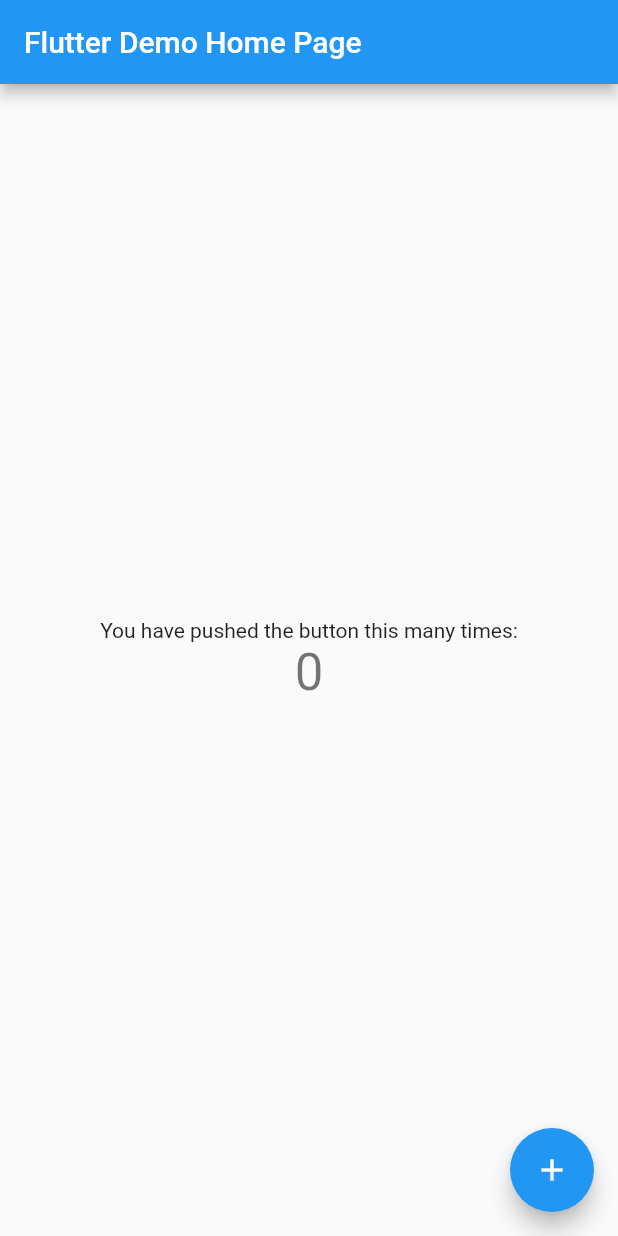
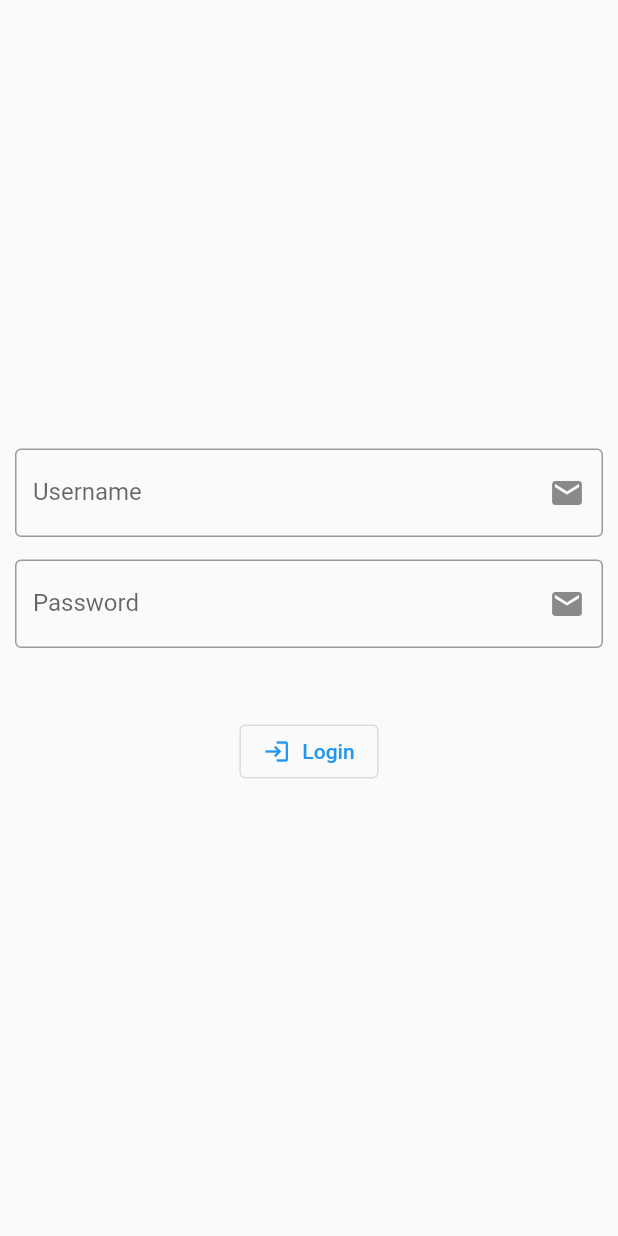
Before and after one commit to HR-2019/EasyStoryMobileApp, a Flutter app: the screen it shows after launch, on a phone screen of 412 x 824 dp. Run offline on Flutter 3.47's test engine with Material 2 defaults, Android fonts, the phone set to English and light mode, and no system bars.

Commit message:
Add Login and PostList

```diff
--- /dev/null
+++ b/lib/config.dart
@@ -0,0 +1,2 @@
+String apiURL = "http://192.168.1.24:8080";
+String token = "eyJhbGciOiJIUzUxMiJ9.eyJzdWIiOiJhZG1pbiIsImV4cCI6MTYzNTU2NzMzMywiaWF0IjoxNjM1NTY1NTMzfQ.R9F9tbumy1rCwRWHq_iZfMb1Vgw8IVxO-LKXVNSZLoRR7xcWQ-uqDVcik0lwtBULHVTd8DAEk2JzB8EwXlVqfw";
--- a/lib/main.dart
+++ b/lib/main.dart
@@ -1,115 +1,201 @@
+import 'dart:collection';
+
 import 'package:flutter/material.dart';
+import 'package:http/http.dart' as http;
+import 'dart:convert';
+import 'config.dart' as config;
 
 void main() {
-  runApp(const MyApp());
+  runApp(MyApp());
 }
 
 class MyApp extends StatelessWidget {
-  const MyApp({Key? key}) : super(key: key);
-
-  // This widget is the root of your application.
   @override
   Widget build(BuildContext context) {
     return MaterialApp(
-      title: 'Flutter Demo',
-      theme: ThemeData(
-        // This is the theme of your application.
-        //
-        // Try running your application with "flutter run". You'll see the
-        // application has a blue toolbar. Then, without quitting the app, try
-        // changing the primarySwatch below to Colors.green and then invoke
-        // "hot reload" (press "r" in the console where you ran "flutter run",
-        // or simply save your changes to "hot reload" in a Flutter IDE).
-        // Notice that the counter didn't reset back to zero; the application
-        // is not restarted.
-        primarySwatch: Colors.blue,
-      ),
-      home: const MyHomePage(title: 'Flutter Demo Home Page'),
+      home: LoginPage(),
     );
   }
 }
 
-class MyHomePage extends StatefulWidget {
-  const MyHomePage({Key? key, required this.title}) : super(key: key);
-
-  // This widget is the home page of your application. It is stateful, meaning
-  // that it has a State object (defined below) that contains fields that affect
-  // how it looks.
-
-  // This class is the configuration for the state. It holds the values (in this
-  // case the title) provided by the parent (in this case the App widget) and
-  // used by the build method of the State. Fields in a Widget subclass are
-  // always marked "final".
-
-  final String title;
+class LoginPage extends StatefulWidget {
 
   @override
-  State<MyHomePage> createState() => _MyHomePageState();
+  _LoginPageState createState() => _LoginPageState();
 }
 
-class _MyHomePageState extends State<MyHomePage> {
-  int _counter = 0;
+class _LoginPageState extends State<LoginPage> {
 
-  void _incrementCounter() {
+  var usernameController = TextEditingController();
+  var passwordController = TextEditingController();
+
+  @override
+  Widget build(BuildContext context) {
+    return Scaffold(
+      body: Padding(
+        padding: const EdgeInsets.all(10.0),
+        child: SafeArea(
+            child: Center(
+                child: Column(
+                  mainAxisAlignment: MainAxisAlignment.center,
+                  children: [
+                    TextFormField(
+                      controller: usernameController,
+                      decoration: InputDecoration(
+                          labelText: "Username",
+                          border: OutlineInputBorder(),
+                          suffixIcon: Icon(Icons.email)),
+                    ),
+                    SizedBox(
+                      height: 15,
+                    ),
+                    TextFormField(
+                      controller: passwordController,
+                      obscureText: true,
+                      decoration: InputDecoration(
+                          labelText: "Password",
+                          border: OutlineInputBorder(),
+                          suffixIcon: Icon(Icons.email)),
+                    ),
+                    SizedBox(
+                      height: 45,
+                    ),
+                    OutlinedButton.icon(
+                        onPressed: () {
+                          login();
+                        },
+                        icon: Icon(
+                          Icons.login,
+                          size: 18,
+                        ),
+                        label: Text("Login")),
+                  ],))),
+      )
+    );
+  }
+
+  Future<void> login() async{
+    if (usernameController.text.isNotEmpty && passwordController.text.isNotEmpty){
+      var response = await http.get(Uri.parse(config.apiURL + "/api/users/findbyusername/" + usernameController.text),
+          headers: {'Content-Type': 'application/json', 'accept': '*/*', 'Authorization': 'Bearer ' + config.apiURL});
+
+      print(response.body.toString());
+
+      if (response.statusCode == 200){
+        Navigator.push(context, MaterialPageRoute(builder: (context)=>MyPostList()));
+      } else {
+        ScaffoldMessenger.of(context).showSnackBar(SnackBar(content: Text("La contraseña es incorrecta")));
+      }
+
+    } else {
+      ScaffoldMessenger.of(context).showSnackBar(SnackBar(content: Text("Algún campo está vacío")));
+    }
+
+  }
+
+}
+
+
+class MyPostList extends StatefulWidget {
+  @override
+  _MyPostListState createState() => _MyPostListState();
+}
+
+class _MyPostListState extends State<MyPostList> {
+  List data = [];
+
+  Future<String> makeRequest() async{
+
+    String path = config.apiURL + "/api/users/1/posts";
+
+    var response = await http.get(Uri.parse(path),
+        headers: {'Content-Type': 'application/json', 'accept': '*/*', 'Authorization': 'Bearer ' + config.token});
+
     setState(() {
-      // This call to setState tells the Flutter framework that something has
-      // changed in this State, which causes it to rerun the build method below
-      // so that the display can reflect the updated values. If we changed
-      // _counter without calling setState(), then the build method would not be
-      // called again, and so nothing would appear to happen.
-      _counter++;
+      var extractdata = json.decode(response.body);
+      data = extractdata['content'];
+      String info = data.toString();
+      print('StatusCode: ' + response.statusCode.toString());
+      print('data: ' + info);
     });
+
+    //print(response.body);
+    print('Title: ' + data[0]['title'].toString());
+    print('Description: ' + data[0]["description"].toString());
+    return response.body;
+  }
+
+  Future<String> getToken() async {
+    final response = await http.post(
+      Uri.parse(config.apiURL + '/api/auth/sign-in'),
+      headers: <String, String>{
+        'Content-Type': 'application/json', 'accept': '*/*',
+      },
+      body: jsonEncode(<String, String>{
+        'username': "admin",
+        'password': "admin",
+      }),
+    );
+
+    if (response.statusCode == 200) {
+      var dataf = jsonDecode(response.body);
+      String info = dataf.toString();
+      print('StatusCode: ' + response.statusCode.toString());
+      print('data: ' + info);
+      print('token: ' + dataf['token']);
+      return response.body;
+
+    } else {
+      throw Exception('Failed to get token.');
+    }
+  }
+
+  @override
+  void initState(){
+    //this.getToken();
+    this.makeRequest();
   }
 
   @override
   Widget build(BuildContext context) {
-    // This method is rerun every time setState is called, for instance as done
-    // by the _incrementCounter method above.
-    //
-    // The Flutter framework has been optimized to make rerunning build methods
-    // fast, so that you can just rebuild anything that needs updating rather
-    // than having to individually change instances of widgets.
     return Scaffold(
-      appBar: AppBar(
-        // Here we take the value from the MyHomePage object that was created by
-        // the App.build method, and use it to set our appbar title.
-        title: Text(widget.title),
-      ),
-      body: Center(
-        // Center is a layout widget. It takes a single child and positions it
-        // in the middle of the parent.
-        child: Column(
-          // Column is also a layout widget. It takes a list of children and
-          // arranges them vertically. By default, it sizes itself to fit its
-          // children horizontally, and tries to be as tall as its parent.
-          //
-          // Invoke "debug painting" (press "p" in the console, choose the
-          // "Toggle Debug Paint" action from the Flutter Inspector in Android
-          // Studio, or the "Toggle Debug Paint" command in Visual Studio Code)
-          // to see the wireframe for each widget.
-          //
-          // Column has various properties to control how it sizes itself and
-          // how it positions its children. Here we use mainAxisAlignment to
-          // center the children vertically; the main axis here is the vertical
-          // axis because Columns are vertical (the cross axis would be
-          // horizontal).
-          mainAxisAlignment: MainAxisAlignment.center,
-          children: <Widget>[
-            const Text(
-              'You have pushed the button this many times:',
-            ),
-            Text(
-              '$_counter',
-              style: Theme.of(context).textTheme.headline4,
-            ),
-          ],
+        appBar: AppBar(
+          title: Text("My posts"),
         ),
-      ),
-      floatingActionButton: FloatingActionButton(
-        onPressed: _incrementCounter,
-        tooltip: 'Increment',
-        child: const Icon(Icons.add),
-      ), // This trailing comma makes auto-formatting nicer for build methods.
+        body: ListView.builder(
+            itemCount: data == null ? 0 : data.length,
+            itemBuilder: (BuildContext context, i){
+              return ListTile(
+                title: Text(data[i]["title"].toString()),
+                subtitle: Text(data[i]["description"].toString()),
+                /*leading: CircleAvatar(
+                  backgroundImage:
+                  NetworkImage((data[i]["picture"]["thumbnail"])),
+                ),*/
+                onTap: (){
+                  Navigator.push(
+                      context,
+                      MaterialPageRoute(builder: (BuildContext context) => PostDetails(data[i])));
+                },
+              );
+            })
     );
   }
 }
+
+class PostDetails extends StatelessWidget {
+  final index;
+  PostDetails(this.index);
+  @override
+  Widget build(BuildContext context) {
+    return Scaffold(
+      appBar: AppBar(
+        title: Text("My post details"),
+      ),
+      body: Center(
+        child: Text(index['content']),
+      ),
+
+    );
+  }
+}
```
Also changed, not shown: 1 other file.
